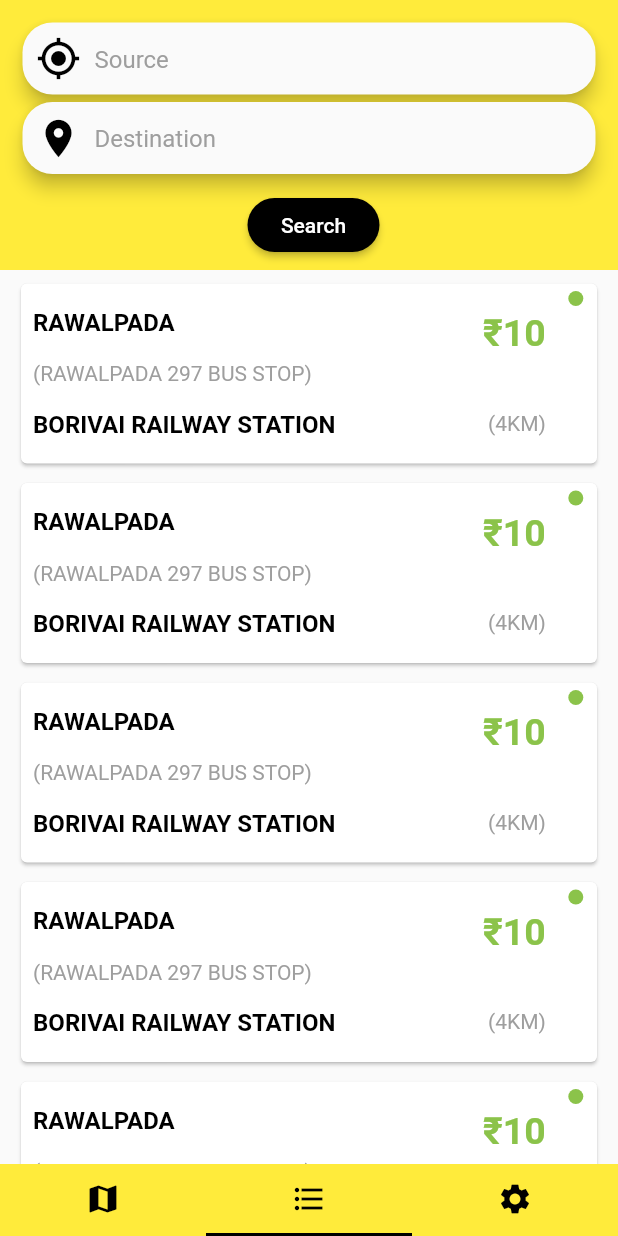
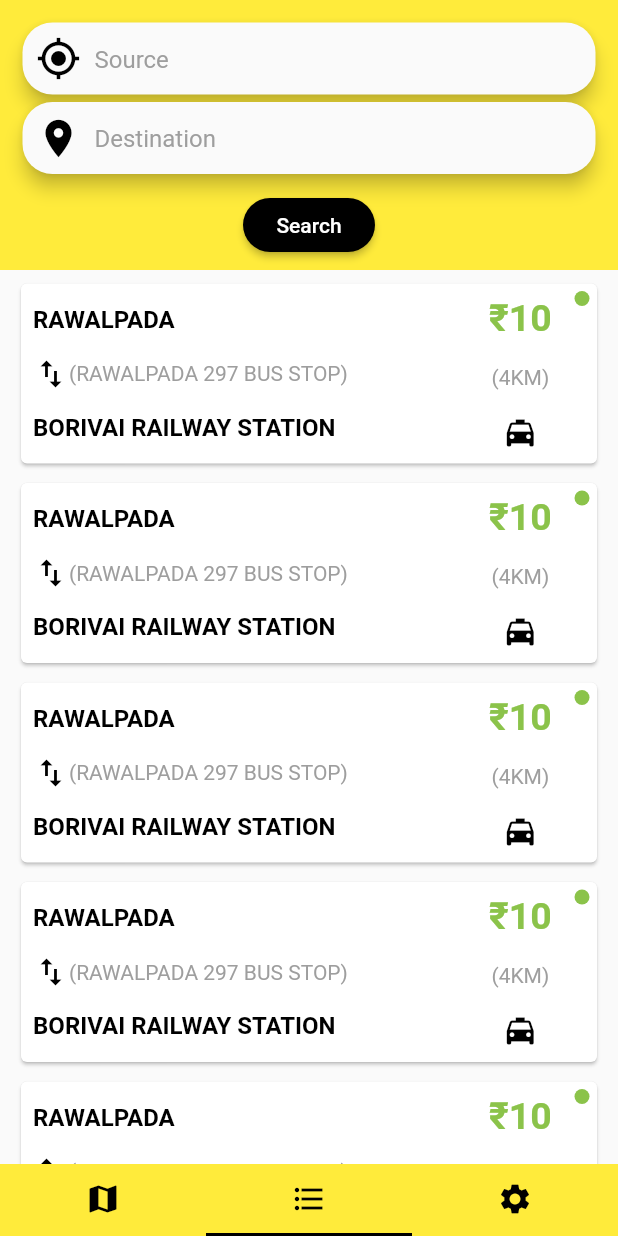
Before and after one commit to swarup260/clone-sharebuddyapp, a Flutter app: the screen it shows after launch, item 2 of the bottom bar chosen, on a phone screen of 412 x 824 dp. Run offline on Flutter 3.47's test engine with Material 2 defaults, Android fonts, the phone set to English and light mode, and no system bars; Roboto replaces fonts that are missing (Quicksand, Rubik).

Commit message:
list page design width auto & some icons added

```diff
--- a/lib/main.dart
+++ b/lib/main.dart
@@ -11,6 +11,7 @@ class MyApp extends StatelessWidget {
       title: 'Share Buddy',
       theme: ThemeData(
         primarySwatch: Colors.yellow,
+        primaryColor: Colors.yellow,
         primaryIconTheme: IconThemeData(color: Colors.black),
         iconTheme: IconThemeData(color: Colors.black),
         indicatorColor: Colors.black,
--- a/lib/tabs/list.dart
+++ b/lib/tabs/list.dart
@@ -5,7 +5,8 @@ class ListTab extends StatelessWidget {
   @override
   Widget build(BuildContext context) {
     SystemChrome.setSystemUIOverlayStyle(SystemUiOverlayStyle.dark.copyWith(
-        //statusBarColor: Colors.yellow, //or set color with: Color(0xFF0000FF)
+      statusBarColor:
+          Theme.of(context).primaryColor, //or set color with: Color(0xFF0000FF)
     ));
     return Scaffold(
       body: SafeArea(
@@ -63,7 +64,8 @@ class ListTab extends StatelessWidget {
                         ),
                         SizedBox(height: 10.0),
                         Padding(
-                          padding: EdgeInsets.only(left: 165.0, right: 0.0),
+                          padding: EdgeInsets.only(left: 0.0, right: 0.0),
+                          child: Center(
                             child: RaisedButton(
                                 textColor: Colors.white,
                                 color: Colors.black,
@@ -71,6 +73,7 @@ class ListTab extends StatelessWidget {
                                 onPressed: () {},
                                 shape: RoundedRectangleBorder(
                                     borderRadius: BorderRadius.circular(30.0))),
+                          ),
                         )
                       ],
                     )
@@ -100,8 +103,9 @@ Widget itemCard() {
       padding: EdgeInsets.only(left: 8.0),
       child: Row(
         children: <Widget>[
-          Container(
-            width: 300.0,
+          Expanded(
+            flex: 8,
+            child: Container(
               child: Column(
                 crossAxisAlignment: CrossAxisAlignment.start,
                 mainAxisAlignment: MainAxisAlignment.spaceEvenly,
@@ -114,9 +118,14 @@ Widget itemCard() {
                       fontSize: 16.0,
                     ),
                   ),
+                  Row(
+                    children: <Widget>[
+                      Icon(Icons.swap_vert),
                       Text(
                         "(RAWALPADA 297 BUS STOP)",
                         style: TextStyle(color: Colors.grey),
+                      ),
+                    ],
                   ),
                   Text(
                     "BORIVAI RAILWAY STATION",
@@ -129,9 +138,12 @@ Widget itemCard() {
                 ],
               ),
             ),
-          Container(
+          ),
+          Expanded(
+            flex: 2,
+            child: Container(
               child: Column(
-              crossAxisAlignment: CrossAxisAlignment.end,
+                crossAxisAlignment: CrossAxisAlignment.center,
                 mainAxisAlignment: MainAxisAlignment.spaceAround,
                 children: <Widget>[
                   Text(
@@ -145,16 +157,24 @@ Widget itemCard() {
                     "(4KM)",
                     style: TextStyle(color: Colors.grey),
                   ),
+                  Icon(Icons.local_taxi),
                 ],
               ),
             ),
-          Container(
-            width: 30,
+          ),
+          Expanded(
+            flex: 0,
+            child: Container(
               padding: EdgeInsets.only(top: 5.0, right: 5.0),
               child: Column(
                 crossAxisAlignment: CrossAxisAlignment.end,
                 mainAxisAlignment: MainAxisAlignment.start,
                 children: <Widget>[
+                  // Icon(
+                  //   Icons.check_circle,
+                  //   color: Colors.green,
+                  //   size: 15.0,
+                  // )
                   CircleAvatar(
                     backgroundColor: Colors.lightGreen,
                     radius: 5.0,
@@ -162,6 +182,7 @@ Widget itemCard() {
                 ],
               ),
             ),
+          ),
         ],
       ),
     )),
```
Lines whose indentation alone changed are shown as unchanged.
